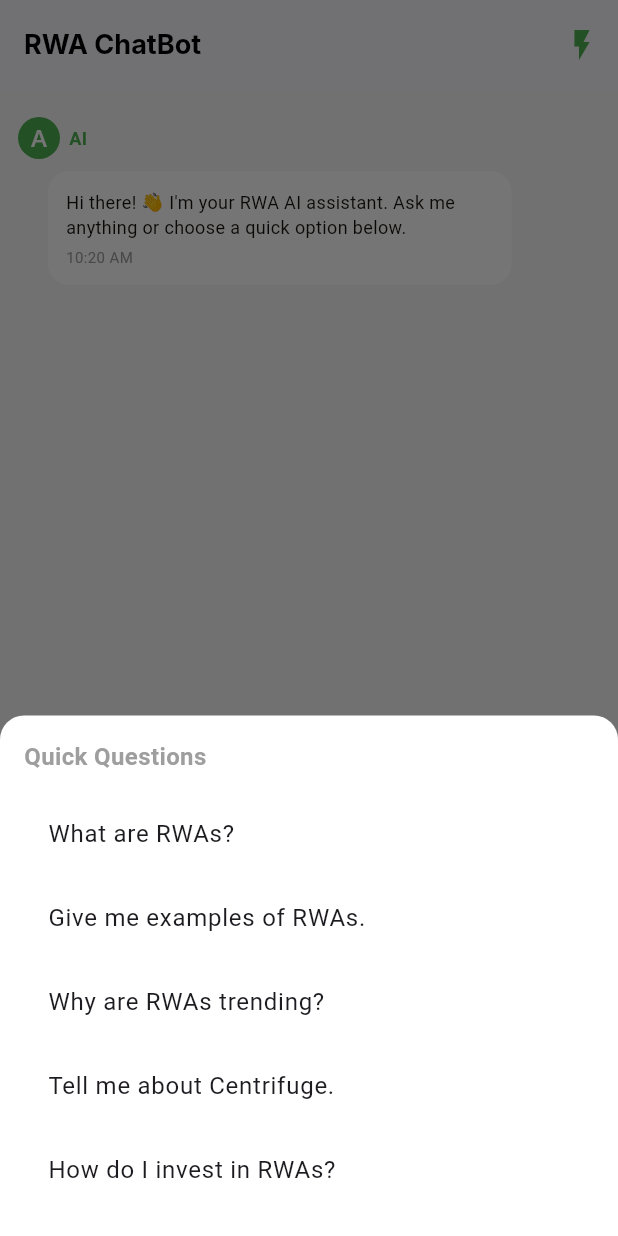
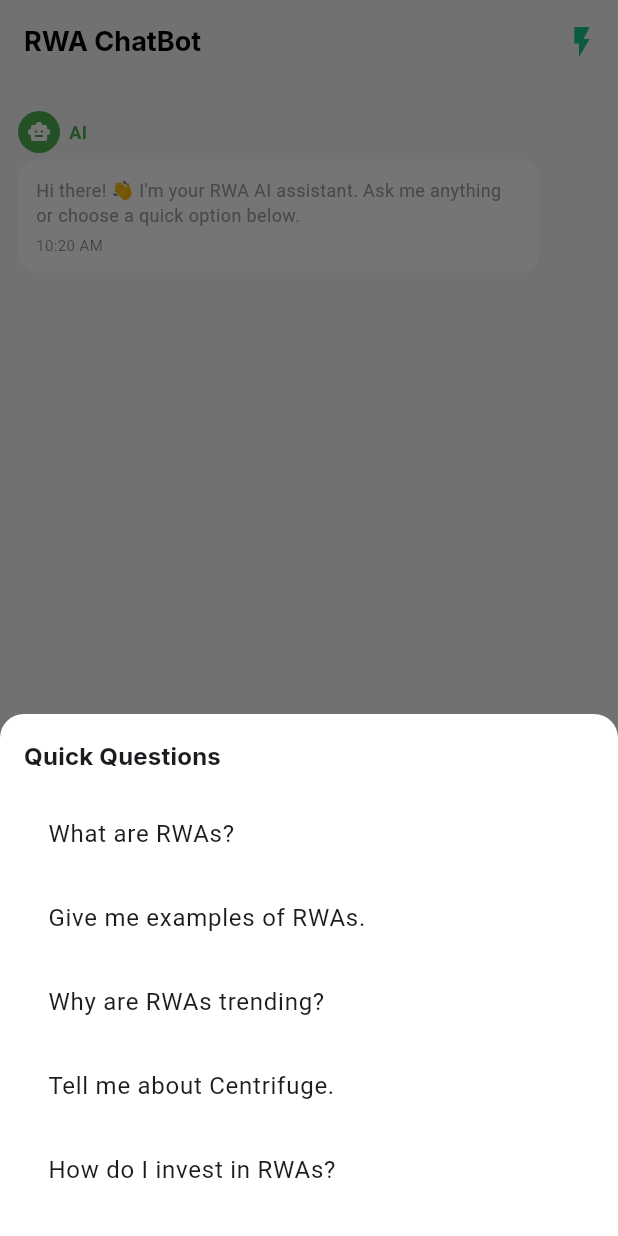
Before and after one commit to abdGhost/rwa_app, a Flutter app: the ChatScreen screen opened directly, after a tap on the "flash on" icon, on a phone screen of 412 x 824 dp. Run offline on Flutter 3.47's test engine with Material 3 defaults, Android fonts, the phone set to English and light mode, and no system bars; our stand-ins replace fl_chart, flutter_riverpod, flutter_svg, flutter_switch, google_fonts, shared_preferences; accounts and stored records are empty.

Commit message:
worked on chat screen dark moe

```diff
--- a/lib/screens/chat_screen.dart
+++ b/lib/screens/chat_screen.dart
@@ -102,7 +102,7 @@ class _ChatScreenState extends State<ChatScreen> with TickerProviderStateMixin {
   void _showQuickQuestionsSheet() {
     showModalBottomSheet(
       context: context,
-      backgroundColor: Colors.white,
+      backgroundColor: Theme.of(context).cardColor,
       shape: const RoundedRectangleBorder(
         borderRadius: BorderRadius.vertical(top: Radius.circular(16)),
       ),
@@ -113,9 +113,11 @@ class _ChatScreenState extends State<ChatScreen> with TickerProviderStateMixin {
             mainAxisSize: MainAxisSize.min,
             crossAxisAlignment: CrossAxisAlignment.start,
             children: [
-              const Text(
+              Text(
                 "Quick Questions",
-                style: TextStyle(fontSize: 16, fontWeight: FontWeight.bold),
+                style: Theme.of(
+                  context,
+                ).textTheme.titleMedium?.copyWith(fontWeight: FontWeight.bold),
               ),
               const SizedBox(height: 12),
               ..._quickReplies.map(
@@ -123,9 +125,6 @@ class _ChatScreenState extends State<ChatScreen> with TickerProviderStateMixin {
                   title: Text(text),
                   onTap: () {
                     Navigator.pop(context);
-                    Future.delayed(const Duration(milliseconds: 100), () {
-                      FocusManager.instance.primaryFocus?.unfocus();
-                    });
                     _sendMessage(textOverride: text);
                   },
                 ),
@@ -146,37 +145,33 @@ class _ChatScreenState extends State<ChatScreen> with TickerProviderStateMixin {
 
   @override
   Widget build(BuildContext context) {
+    final theme = Theme.of(context);
+    final isDark = theme.brightness == Brightness.dark;
     final screenWidth = MediaQuery.of(context).size.width;
 
-    return GestureDetector(
-      onTap: () => FocusScope.of(context).unfocus(),
-      child: Scaffold(
-        backgroundColor: const Color.fromRGBO(247, 247, 247, 1),
+    return Scaffold(
+      backgroundColor: theme.scaffoldBackgroundColor,
       appBar: AppBar(
-          backgroundColor: Colors.white,
+        backgroundColor: theme.appBarTheme.backgroundColor ?? theme.cardColor,
         elevation: 1,
         automaticallyImplyLeading: false,
-          toolbarHeight: 60,
         title: Text(
           'RWA ChatBot',
           style: GoogleFonts.inter(
-              color: Colors.black,
+            color: theme.textTheme.titleLarge?.color,
             fontWeight: FontWeight.bold,
             fontSize: 18,
           ),
         ),
         actions: [
           IconButton(
-              icon: const Icon(Icons.flash_on, color: Colors.green),
+            icon: const Icon(Icons.flash_on, color: Color(0xFF16C784)),
             tooltip: "Quick Questions",
             onPressed: _showQuickQuestionsSheet,
           ),
         ],
       ),
       body: Column(
-          children: [
-            Expanded(
-              child: Column(
         children: [
           Expanded(
             child: ListView.builder(
@@ -189,75 +184,53 @@ class _ChatScreenState extends State<ChatScreen> with TickerProviderStateMixin {
 
                 return Padding(
                   padding: const EdgeInsets.symmetric(vertical: 6),
-                          child: Row(
-                            crossAxisAlignment: CrossAxisAlignment.start,
-                            mainAxisAlignment:
+                  child: Align(
+                    alignment:
+                        isUser ? Alignment.centerRight : Alignment.centerLeft,
+                    child: Column(
+                      crossAxisAlignment:
                           isUser
-                                    ? MainAxisAlignment.end
-                                    : MainAxisAlignment.start,
-                            children: [
-                              if (!isUser) ...[
-                                Column(
-                                  crossAxisAlignment: CrossAxisAlignment.start,
+                              ? CrossAxisAlignment.end
+                              : CrossAxisAlignment.start,
                       children: [
                         Row(
+                          mainAxisSize: MainAxisSize.min,
                           children: [
+                            if (!isUser)
                               CircleAvatar(
+                                radius: 14,
                                 backgroundColor: msg['color'],
-                                          radius: 14,
-                                          child: Text(
-                                            msg['sender'][0],
-                                            style: const TextStyle(
+                                child: const Icon(
+                                  Icons.smart_toy,
+                                  size: 16,
                                   color: Colors.white,
                                 ),
                               ),
-                                        ),
-                                        const SizedBox(width: 6),
+                            if (!isUser) const SizedBox(width: 6),
+                            if (!isUser)
                               Text(
                                 msg['sender'],
                                 style: TextStyle(
                                   color: msg['color'],
-                                            fontWeight: FontWeight.bold,
+                                  fontWeight: FontWeight.w600,
                                   fontSize: 12,
                                 ),
                               ),
-                                      ],
-                                    ),
-                                    const SizedBox(height: 4),
-                                    Padding(
-                                      padding: const EdgeInsets.only(
-                                        left: 20,
-                                        right: 40,
-                                      ),
-                                      child: _chatBubble(
-                                        msg['text'],
-                                        false,
-                                        screenWidth,
-                                        msg['time'],
-                                      ),
-                                    ),
-                                  ],
-                                ),
-                              ],
-                              if (isUser) ...[
-                                Column(
-                                  crossAxisAlignment: CrossAxisAlignment.end,
-                                  children: [
-                                    Row(
-                                      children: const [
+                            if (isUser)
                               Text(
                                 "You",
                                 style: TextStyle(
-                                            color: Colors.blueAccent,
-                                            fontWeight: FontWeight.bold,
+                                  color: msg['color'],
+                                  fontWeight: FontWeight.w600,
                                   fontSize: 12,
                                 ),
                               ),
-                                        SizedBox(width: 6),
+                            if (isUser) const SizedBox(width: 6),
+                            if (isUser)
                               CircleAvatar(
-                                          backgroundColor: Colors.blueAccent,
                                 radius: 14,
-                                          child: Icon(
+                                backgroundColor: msg['color'],
+                                child: const Icon(
                                   Icons.person,
                                   size: 16,
                                   color: Colors.white,
@@ -266,22 +239,39 @@ class _ChatScreenState extends State<ChatScreen> with TickerProviderStateMixin {
                           ],
                         ),
                         const SizedBox(height: 4),
-                                    Padding(
-                                      padding: const EdgeInsets.only(
-                                        left: 40,
-                                        right: 20,
+                        Container(
+                          margin: EdgeInsets.only(
+                            left: isUser ? 40 : 0,
+                            right: isUser ? 0 : 40,
                           ),
-                                      child: _chatBubble(
+                          padding: const EdgeInsets.all(12),
+                          decoration: BoxDecoration(
+                            color: theme.cardColor,
+                            borderRadius: BorderRadius.circular(14),
+                          ),
+                          child: Column(
+                            crossAxisAlignment: CrossAxisAlignment.start,
+                            children: [
+                              Text(
                                 msg['text'],
-                                        true,
-                                        screenWidth,
+                                style: theme.textTheme.bodyMedium?.copyWith(
+                                  fontSize: 12,
+                                ),
+                              ),
+                              const SizedBox(height: 4),
+                              Text(
                                 msg['time'],
+                                style: TextStyle(
+                                  fontSize: 10,
+                                  color: theme.textTheme.bodySmall?.color
+                                      ?.withOpacity(0.5),
                                 ),
                               ),
                             ],
                           ),
+                        ),
                       ],
-                            ],
+                    ),
                   ),
                 );
               },
@@ -295,11 +285,7 @@ class _ChatScreenState extends State<ChatScreen> with TickerProviderStateMixin {
                   const CircleAvatar(
                     radius: 14,
                     backgroundColor: Colors.green,
-                            child: Icon(
-                              Icons.smart_toy,
-                              size: 16,
-                              color: Colors.white,
-                            ),
+                    child: Icon(Icons.smart_toy, size: 16, color: Colors.white),
                   ),
                   const SizedBox(width: 8),
                   Container(
@@ -308,7 +294,7 @@ class _ChatScreenState extends State<ChatScreen> with TickerProviderStateMixin {
                       vertical: 10,
                     ),
                     decoration: BoxDecoration(
-                              color: Colors.white,
+                      color: theme.cardColor,
                       borderRadius: BorderRadius.circular(14),
                     ),
                     child: const AnimatedDots(),
@@ -316,46 +302,59 @@ class _ChatScreenState extends State<ChatScreen> with TickerProviderStateMixin {
                 ],
               ),
             ),
-                ],
-              ),
-            ),
-
-            // Input field
           if (_showInput)
             Container(
-                padding: const EdgeInsets.symmetric(horizontal: 8, vertical: 5),
-                color: const Color.fromRGBO(247, 247, 247, 1),
+              color: theme.scaffoldBackgroundColor,
+              padding: const EdgeInsets.fromLTRB(8, 4, 8, 12),
               child: Row(
                 children: [
                   Expanded(
                     child: TextField(
                       controller: _controller,
-                        cursorColor: Colors.green,
-                        style: const TextStyle(color: Colors.green),
+                      cursorColor: const Color(0xFF16C784),
+                      style: theme.textTheme.bodyMedium?.copyWith(
+                        color: theme.textTheme.bodyLarge?.color,
+                      ),
                       decoration: InputDecoration(
                         filled: true,
-                          fillColor: Colors.white,
+                        fillColor: theme.cardColor,
                         hintText: "Type your message...",
-                          hintStyle: const TextStyle(
-                            color: Color.fromARGB(255, 155, 155, 155),
+                        hintStyle: TextStyle(
+                          color: theme.hintColor.withOpacity(
+                            isDark ? 0.6 : 0.9,
+                          ),
                           fontSize: 12,
                         ),
                         suffixIcon: IconButton(
                           onPressed: _sendMessage,
-                            icon: const Icon(Icons.send, color: Colors.green),
+                          icon: const Icon(
+                            Icons.send,
+                            color: Color(0xFF16C784),
+                            size: 20,
+                          ),
                         ),
                         contentPadding: const EdgeInsets.symmetric(
                           horizontal: 16,
                           vertical: 0,
                         ),
+                        border: OutlineInputBorder(
+                          borderRadius: BorderRadius.circular(30),
+                          borderSide: BorderSide(
+                            color: theme.dividerColor,
+                            width: 0.8,
+                          ),
+                        ),
                         enabledBorder: OutlineInputBorder(
                           borderRadius: BorderRadius.circular(30),
-                            borderSide: const BorderSide(color: Colors.green),
+                          borderSide: BorderSide(
+                            color: theme.dividerColor,
+                            width: 0.4,
+                          ),
                         ),
                         focusedBorder: OutlineInputBorder(
                           borderRadius: BorderRadius.circular(30),
                           borderSide: const BorderSide(
-                              color: Colors.green,
+                            color: Color(0xFF16C784),
                             width: 1,
                           ),
                         ),
@@ -366,39 +365,6 @@ class _ChatScreenState extends State<ChatScreen> with TickerProviderStateMixin {
               ),
             ),
         ],
-        ),
-      ),
-    );
-  }
-
-  Widget _chatBubble(String text, bool isUser, double width, String time) {
-    return ConstrainedBox(
-      constraints: BoxConstraints(maxWidth: width * 0.75),
-      child: Container(
-        margin: const EdgeInsets.only(top: 4),
-        padding: const EdgeInsets.all(12),
-        decoration: BoxDecoration(
-          color: Colors.white,
-          borderRadius: BorderRadius.circular(14),
-        ),
-        child: Column(
-          crossAxisAlignment: CrossAxisAlignment.start,
-          children: [
-            Text(
-              text,
-              style: const TextStyle(
-                color: Color.fromRGBO(23, 20, 15, 1),
-                fontSize: 12,
-                fontWeight: FontWeight.w400,
-              ),
-            ),
-            const SizedBox(height: 4),
-            Text(
-              time,
-              style: const TextStyle(fontSize: 10, color: Colors.grey),
-            ),
-          ],
-        ),
       ),
     );
   }
@@ -434,7 +400,10 @@ class _AnimatedDotsState extends State<AnimatedDots>
       builder: (_, __) {
         return Text(
           "AI is typing${'.' * _dotCount.value}",
-          style: const TextStyle(fontSize: 12, color: Colors.grey),
+          style: TextStyle(
+            fontSize: 12,
+            color: Theme.of(context).textTheme.bodySmall?.color,
+          ),
         );
       },
     );
```
Lines whose indentation alone changed are shown as unchanged.
